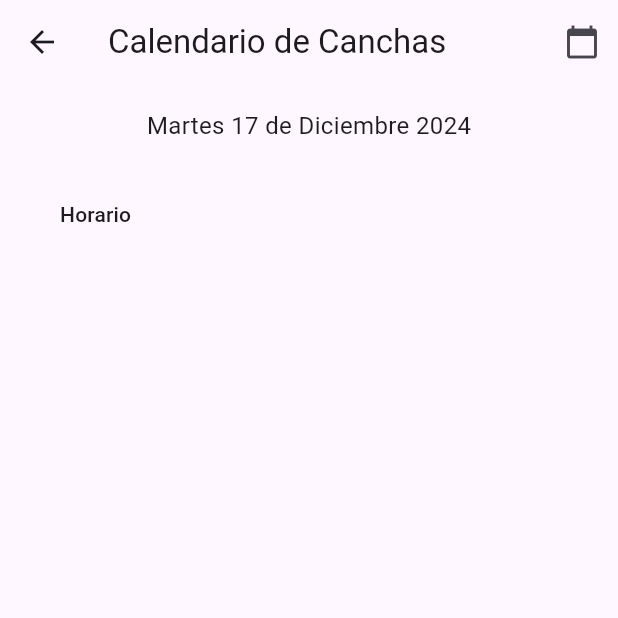
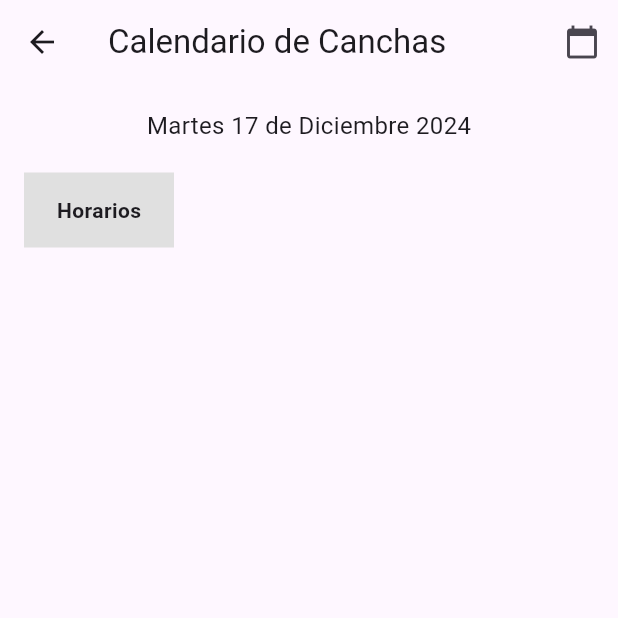
Before and after one commit to LautaroFR/CanchaLibre, a Flutter app: the CalendarScreen screen opened directly with empty values, on a phone screen of 412 x 824 dp, the top half of it. Run offline on Flutter 3.47's test engine with Material 3 defaults, Android fonts, the phone set to English and light mode, and no system bars; our stand-ins replace cloud_firestore, firebase_auth, firebase_core, shared_preferences; missing offline and left inert: google_place; accounts and stored records are empty.

Commit message:
configuracion calendario -wip-

```diff
--- a/lib/screens/calendar_screen.dart
+++ b/lib/screens/calendar_screen.dart
@@ -20,53 +20,64 @@ class _CalendarScreenState extends State<CalendarScreen> {
   final DatabaseService _databaseService = DatabaseService();
   bool _isLoading = true;
 
+  final ScrollController _verticalScrollController = ScrollController();
+  final ScrollController _horizontalScrollController = ScrollController();
+  final ScrollController _fixedColumnScrollController = ScrollController();
+
   @override
   void initState() {
     super.initState();
     _fetchDataFromDatabase();
+
+    // Sincronizar el scroll vertical
+    _verticalScrollController.addListener(() {
+      if (_fixedColumnScrollController.hasClients) {
+        _fixedColumnScrollController.jumpTo(_verticalScrollController.offset);
+      }
+    });
+  }
+
+  @override
+  void dispose() {
+    _verticalScrollController.dispose();
+    _horizontalScrollController.dispose();
+    _fixedColumnScrollController.dispose();
+    super.dispose();
   }
 
   Future<void> _fetchDataFromDatabase() async {
     try {
       final clubData = await _databaseService.getClubById(widget.clubId);
-      print("Datos del club: $clubData");
       if (clubData != null) {
         final schedule = clubData['schedule'] as Map<String, dynamic>;
-        String dayOfWeek = DateFormat('EEEE', 'es_ES').format(_selectedDate); // Obtener el día de la semana en español
-        dayOfWeek = dayOfWeek[0].toUpperCase() + dayOfWeek.substring(1).toLowerCase(); // Asegurar la primera letra en mayúsculas
-        print("Día de la semana: $dayOfWeek");
+        String dayOfWeek = DateFormat('EEEE', 'es_ES').format(_selectedDate);
+        dayOfWeek = dayOfWeek[0].toUpperCase() + dayOfWeek.substring(1).toLowerCase();
 
         if (schedule != null && schedule.containsKey(dayOfWeek)) {
           final daySchedule = schedule[dayOfWeek];
           _openingTime = _parseTimeString(daySchedule['open']);
           _closingTime = _parseTimeString(daySchedule['close']);
-          print("Hora de apertura: $_openingTime");
-          print("Hora de cierre: $_closingTime");
 
           final courtsSnapshot = await _databaseService.getCourtsByClubId(widget.clubId);
           setState(() {
             _courts = courtsSnapshot.docs.map((doc) => doc['number'] as int).toList();
             _times = _generateTimes(_openingTime!, _closingTime!);
             _isLoading = false;
-            print("Datos del club cargados correctamente: $_courts, $_openingTime, $_closingTime");
           });
         } else {
           setState(() {
             _isLoading = false;
           });
-          print("No se encontraron horarios del club para $dayOfWeek.");
         }
       } else {
         setState(() {
           _isLoading = false;
         });
-        print("No se encontraron datos del club.");
       }
     } catch (e) {
       setState(() {
         _isLoading = false;
       });
-      print("Error al cargar los datos del club: $e");
     }
   }
 
@@ -85,7 +96,7 @@ class _CalendarScreenState extends State<CalendarScreen> {
 
     while (startDateTime.isBefore(endDateTime)) {
       times.add(DateFormat.Hm().format(startDateTime));
-      startDateTime = startDateTime.add(Duration(minutes: 30)); // Incremento de 30 minutos
+      startDateTime = startDateTime.add(const Duration(minutes: 30));
     }
     return times;
   }
@@ -102,7 +113,7 @@ class _CalendarScreenState extends State<CalendarScreen> {
       setState(() {
         _selectedDate = picked;
         _isLoading = true;
-        _fetchDataFromDatabase(); // Volver a cargar los datos cuando se selecciona una nueva fecha
+        _fetchDataFromDatabase();
       });
     }
   }
@@ -142,12 +153,98 @@ class _CalendarScreenState extends State<CalendarScreen> {
             ),
             const SizedBox(height: 20),
             Expanded(
-              child: SingleChildScrollView(
-                scrollDirection: Axis.horizontal,
-                child: SingleChildScrollView(
-                  scrollDirection: Axis.vertical,
-                  child: _buildScheduleTable(),
-                ),
+              child: Column(
+                children: [
+                  // Primera fila con "Horarios" fija y cabeceras sincronizadas con el scroll horizontal
+                  Row(
+                    children: [
+                      Container(
+                        width: 100,
+                        height: 50,
+                        color: Colors.grey[300],
+                        alignment: Alignment.center,
+                        child: const Text(
+                          'Horarios',
+                          style: TextStyle(fontWeight: FontWeight.bold),
+                        ),
+                      ),
+                      // Fila sincronizada al scroll horizontal
+                      Expanded(
+                        child: SingleChildScrollView(
+                          scrollDirection: Axis.horizontal,
+                          controller: _horizontalScrollController,
+                          child: Row(
+                            children: _courts.map((court) {
+                              return Container(
+                                width: 100,
+                                height: 50,
+                                color: Colors.grey[300],
+                                alignment: Alignment.center,
+                                child: Text(
+                                  'Cancha $court',
+                                  style: const TextStyle(fontWeight: FontWeight.bold),
+                                ),
+                              );
+                            }).toList(),
+                          ),
+                        ),
+                      ),
+                    ],
+                  ),
+                  // Contenido desplazable
+                  Expanded(
+                    child: Row(
+                      children: [
+                        // Columna fija (horarios)
+                        SingleChildScrollView(
+                          controller: _fixedColumnScrollController,
+                          scrollDirection: Axis.vertical,
+                          child: Column(
+                            children: _times.map((time) {
+                              return Container(
+                                width: 100,
+                                height: 50,
+                                color: Colors.grey[200],
+                                alignment: Alignment.center,
+                                child: Text(time),
+                              );
+                            }).toList(),
+                          ),
+                        ),
+                        // Tabla desplazable
+                        Expanded(
+                          child: SingleChildScrollView(
+                            controller: _verticalScrollController,
+                            scrollDirection: Axis.vertical,
+                            child: SingleChildScrollView(
+                              scrollDirection: Axis.horizontal,
+                              controller: _horizontalScrollController,
+                              child: Column(
+                                children: _times.map((time) {
+                                  return Row(
+                                    children: _courts.map((court) {
+                                      return Container(
+                                        width: 100,
+                                        height: 50,
+                                        alignment: Alignment.center,
+                                        child: GestureDetector(
+                                          onTap: () {
+                                            print('Clic en $time para Cancha $court');
+                                          },
+                                          child: const Text('Disponible'),
+                                        ),
+                                      );
+                                    }).toList(),
+                                  );
+                                }).toList(),
+                              ),
+                            ),
+                          ),
+                        ),
+                      ],
+                    ),
+                  ),
+                ],
               ),
             ),
           ],
@@ -155,25 +252,4 @@ class _CalendarScreenState extends State<CalendarScreen> {
       ),
     );
   }
-
-  Widget _buildScheduleTable() {
-    return DataTable(
-      columns: [
-        DataColumn(label: Text('Horario')), // Columna de horarios
-        for (var court in _courts) DataColumn(label: Text('Cancha $court')), // Columnas para cada cancha
-      ],
-      rows: _times.map((time) {
-        return DataRow(cells: [
-          DataCell(Text(time)), // Fila para el horario
-          for (var court in _courts) DataCell(
-            Text('Disponible'),
-            onTap: () {
-              // Aquí puedes manejar la lógica al hacer clic en una celda
-              print('Clic en $time para Cancha $court');
-            },
-          ), // Celdas para cada cancha
-        ]);
-      }).toList(),
-    );
-  }
 }
```
